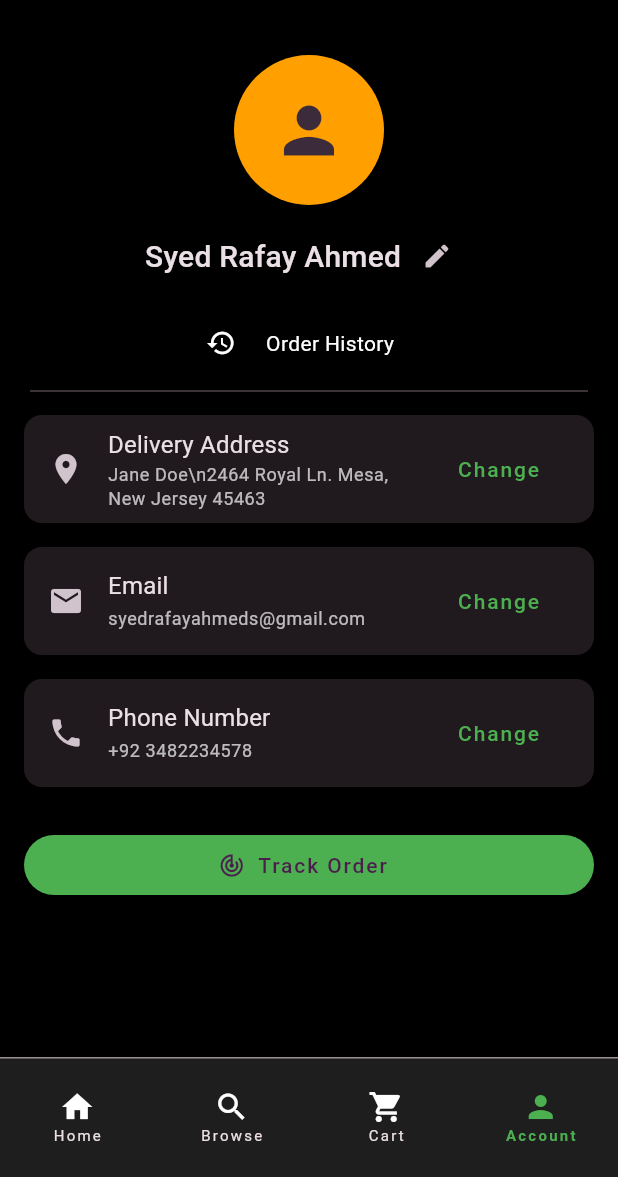
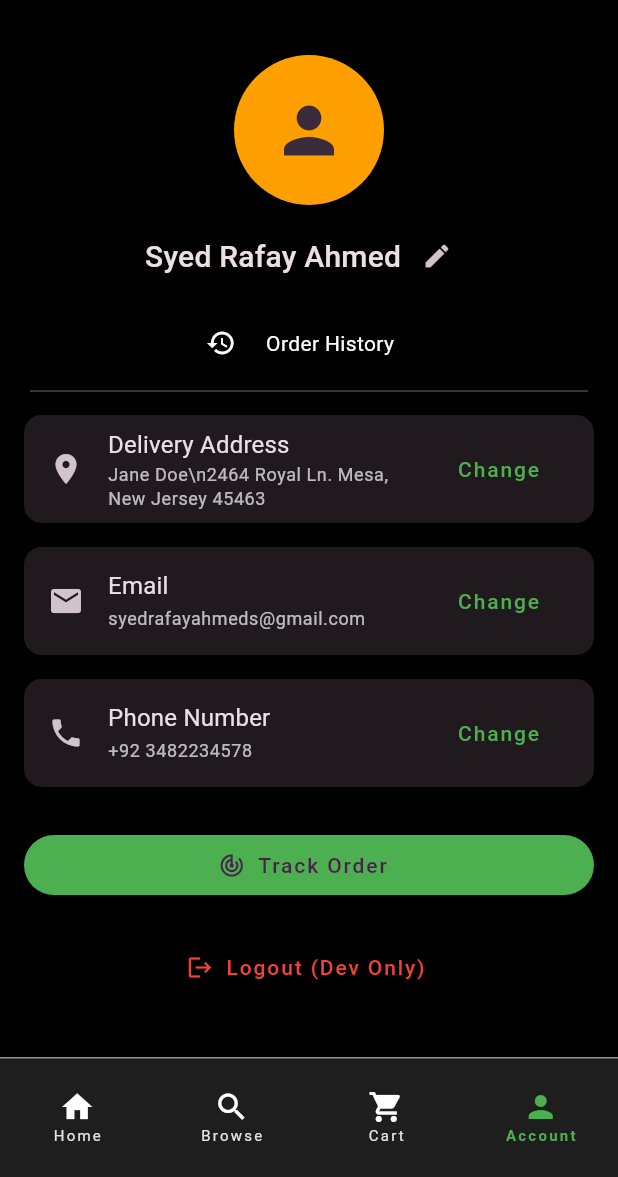
Before and after one commit to yaxsq/cs7-hci, a Flutter app: the AccountPage screen opened by its route, on a phone screen of 412 x 824 dp, the part 59-1236 px from its top. Run offline on Flutter 3.47's test engine with Material 3 defaults, Android fonts, the light colour scheme and no system bars; our stand-ins replace cached_network_image, flutter_staggered_animations, go_router, shared_preferences; accounts and stored records are empty; generated files the repository leaves out were written again.

Commit message:
added acc screen and navigation

```diff
--- a/lib/src/core/router/app_router.dart
+++ b/lib/src/core/router/app_router.dart
@@ -1,6 +1,7 @@
 import 'package:flutter/material.dart';
 import 'package:go_router/go_router.dart';
 import 'package:hci_app/src/features/account/screens/account_page.dart';
+import 'package:hci_app/src/features/account/screens/account_setup_page.dart';
 import 'package:hci_app/src/features/account/screens/add_address_page.dart';
 import 'package:hci_app/src/features/cart/screens/cart_page.dart';
 import 'package:hci_app/src/features/categories/screens/categories_page.dart';
@@ -15,18 +16,22 @@ import 'package:hci_app/src/features/splash/screens/splash_page.dart';
 import 'package:hci_app/src/features/accessibility/screens/accessibility_page.dart';
 import 'package:hci_app/src/core/router/fade_transition_page.dart';
 
-final _rootNavigatorKey = GlobalKey<NavigatorState>();
-final _shellNavigatorKey = GlobalKey<NavigatorState>();
+final rootNavigatorKey = GlobalKey<NavigatorState>();
+final shellNavigatorKey = GlobalKey<NavigatorState>();
 
-final GoRouter router = GoRouter(
-  initialLocation: '/splash',
-  navigatorKey: _rootNavigatorKey,
-  routes: [
+final List<RouteBase> routes = [
   GoRoute(
     path: '/splash',
     pageBuilder: (context, state) => FadeTransitionPage(
       key: state.pageKey,
       child: const SplashPage(),
+    ),
+  ),
+  GoRoute(
+    path: '/account-setup',
+    pageBuilder: (context, state) => FadeTransitionPage(
+      key: state.pageKey,
+      child: const AccountSetupPage(),
     ),
   ),
   GoRoute(
@@ -37,7 +42,7 @@ final GoRouter router = GoRouter(
     ),
   ),
   ShellRoute(
-      navigatorKey: _shellNavigatorKey,
+    navigatorKey: shellNavigatorKey,
     pageBuilder: (context, state, child) => FadeTransitionPage(
       key: state.pageKey,
       child: ShellPage(child: child, state: state),
@@ -124,5 +129,4 @@ final GoRouter router = GoRouter(
       ),
     ],
   ),
-  ],
-);
+];
--- a/lib/src/features/accessibility/screens/accessibility_page.dart
+++ b/lib/src/features/accessibility/screens/accessibility_page.dart
@@ -60,7 +60,7 @@ class AccessibilityPage extends StatelessWidget {
                 foregroundColor: theme.colorScheme.onPrimary,
               ),
               onPressed: () {
-                GoRouter.of(context).go('/');
+                GoRouter.of(context).go('/account-setup');
               },
               child: Text(localizations.continueButton),
             ),
--- a/lib/src/features/account/screens/account_page.dart
+++ b/lib/src/features/account/screens/account_page.dart
@@ -2,6 +2,7 @@ import 'package:flutter/material.dart';
 import 'package:go_router/go_router.dart';
 import 'package:hci_app/src/features/delivery_tracking/screens/delivery_tracking_page.dart';
 import 'package:hci_app/generated/app_localizations.dart';
+import 'package:shared_preferences/shared_preferences.dart';
 
 class AccountPage extends StatelessWidget {
   const AccountPage({super.key});
@@ -96,6 +97,22 @@ class AccountPage extends StatelessWidget {
               label: Text(localizations.trackOrder),
             ),
           ),
+          const SizedBox(height: 20),
+          TextButton.icon(
+            onPressed: () async {
+              final prefs = await SharedPreferences.getInstance();
+              await prefs.setBool('hasCompletedSetup', false);
+              if (context.mounted) {
+                context.go('/account-setup');
+              }
+            },
+            icon: const Icon(Icons.logout),
+            label: const Text("Logout (Dev Only)"), // Should be localized
+            style: TextButton.styleFrom(
+              foregroundColor: theme.colorScheme.error,
+            ),
+          ),
+          const SizedBox(height: 20),
         ],
       ),
     );
```
Also changed, not shown: lib/main.dart (+18 -4 lines), lib/src/core/widgets/custom_text_field.dart (+10 -4 lines), lib/src/features/account/screens/account_setup_page.dart (added, +117 -0 lines), pubspec.yaml (+2 -66 lines), lib/generated/app_localizations.dart (deleted), lib/generated/app_localizations_en.dart (deleted), lib/generated/app_localizations_ur.dart (deleted), pubspec.lock, 1 other file. Lines whose indentation alone changed are shown as unchanged.
